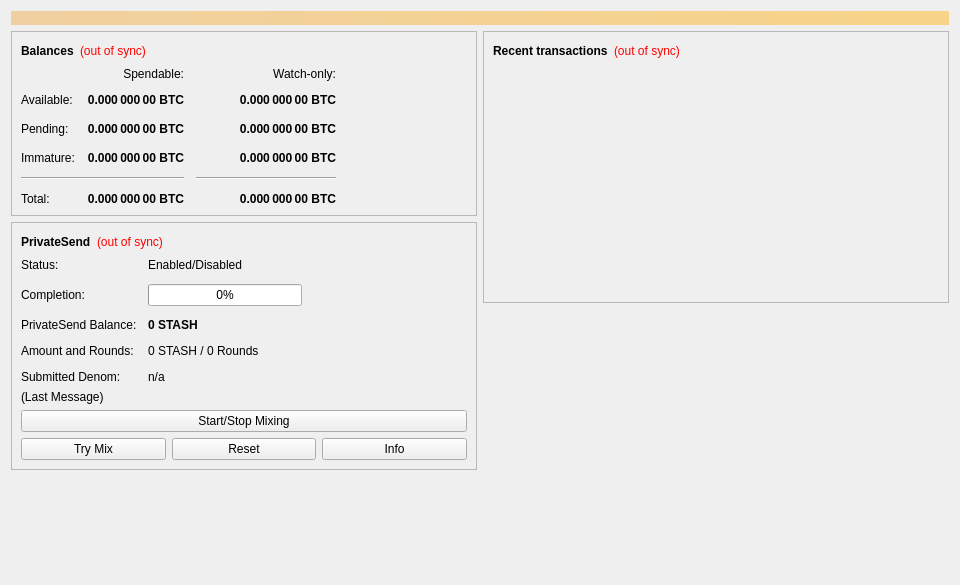
Before: the Qt Designer form src/qt/forms/overviewpage.ui in stashpayio/stash, drawn with Qt 5.
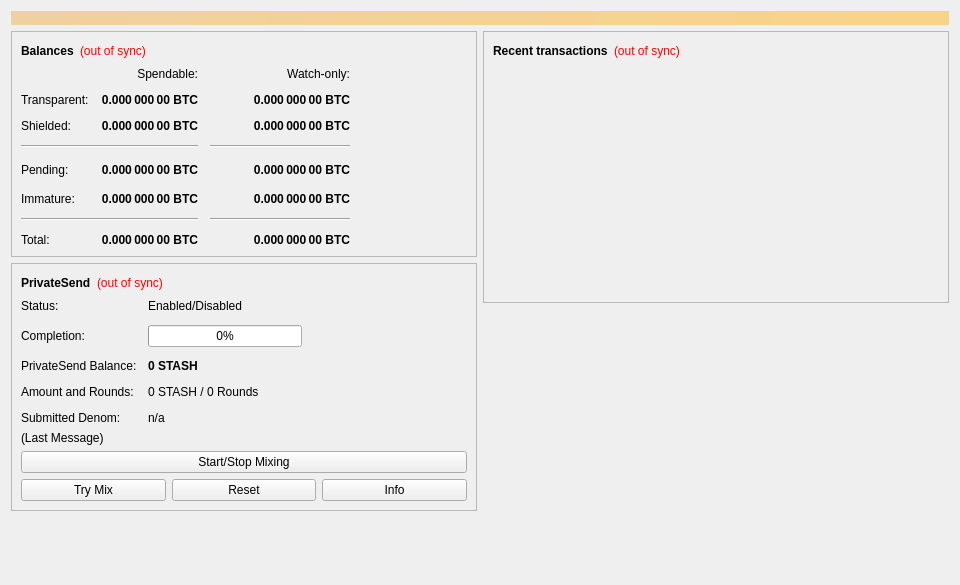
After: the same form once the commit is applied.

Commit message: Tidied up QT wallet overview and added support for shielded coins

Diff of the .ui file:
```diff
--- a/src/qt/forms/overviewpage.ui
+++ b/src/qt/forms/overviewpage.ui
@@ -103,7 +103,7 @@
             <property name="spacing">
              <number>12</number>
             </property>
-            <item row="2" column="2">
+            <item row="4" column="2">
              <widget class="QLabel" name="labelWatchPending">
               <property name="font">
                <font>
@@ -128,7 +128,7 @@
               </property>
              </widget>
             </item>
-            <item row="2" column="1">
+            <item row="4" column="1">
              <widget class="QLabel" name="labelUnconfirmed">
               <property name="font">
                <font>
@@ -153,7 +153,7 @@
               </property>
              </widget>
             </item>
-            <item row="3" column="2">
+            <item row="5" column="2">
              <widget class="QLabel" name="labelWatchImmature">
               <property name="font">
                <font>
@@ -178,14 +178,53 @@
               </property>
              </widget>
             </item>
-            <item row="4" column="0" colspan="2">
+            <item row="2" column="1">
+             <widget class="QLabel" name="labelShielded">
+              <property name="font">
+               <font>
+                <weight>75</weight>
+                <bold>true</bold>
+               </font>
+              </property>
+              <property name="cursor">
+               <cursorShape>IBeamCursor</cursorShape>
+              </property>
+              <property name="toolTip">
+               <string>Mined balance in watch-only addresses that has not yet matured</string>
+              </property>
+              <property name="text">
+               <string notr="true">0.000 000 00 BTC</string>
+              </property>
+              <property name="alignment">
+               <set>Qt::AlignRight|Qt::AlignTrailing|Qt::AlignVCenter</set>
+              </property>
+              <property name="textInteractionFlags">
+               <set>Qt::LinksAccessibleByMouse|Qt::TextSelectableByKeyboard|Qt::TextSelectableByMouse</set>
+              </property>
+             </widget>
+            </item>
+            <item row="3" column="0" colspan="2">
              <widget class="Line" name="lineSpendableBalance">
               <property name="orientation">
                <enum>Qt::Horizontal</enum>
               </property>
              </widget>
             </item>
-            <item row="4" column="2">
+            <item row="6" column="0" colspan="2">
+             <widget class="Line" name="lineTotalBalance">
+              <property name="orientation">
+               <enum>Qt::Horizontal</enum>
+              </property>
+             </widget>
+            </item>
+            <item row="6" column="2">
+             <widget class="Line" name="lineWatchTotalBalance">
+              <property name="orientation">
+               <enum>Qt::Horizontal</enum>
+              </property>
+             </widget>
+            </item>
+            <item row="3" column="2">
              <widget class="Line" name="lineWatchBalance">
               <property name="sizePolicy">
                <sizepolicy hsizetype="Preferred" vsizetype="Fixed">
@@ -195,7 +234,7 @@
               </property>
               <property name="minimumSize">
                <size>
-                <width>140</width>
+                <width>140</width>-->
                 <height>0</height>
                </size>
               </property>
@@ -204,14 +243,14 @@
               </property>
              </widget>
             </item>
-            <item row="5" column="0">
+            <item row="7" column="0">
              <widget class="QLabel" name="labelTotalText">
               <property name="text">
                <string>Total:</string>
               </property>
              </widget>
             </item>
-            <item row="3" column="1">
+            <item row="5" column="1">
              <widget class="QLabel" name="labelImmature">
               <property name="font">
                <font>
@@ -236,7 +275,7 @@
               </property>
              </widget>
             </item>
-            <item row="2" column="3">
+            <item row="4" column="3">
              <spacer name="horizontalSpacer_2">
               <property name="orientation">
                <enum>Qt::Horizontal</enum>
@@ -249,14 +288,46 @@
               </property>
              </spacer>
             </item>
-            <item row="3" column="0">
+            <item row="5" column="0">
              <widget class="QLabel" name="labelImmatureText">
               <property name="text">
                <string>Immature:</string>
               </property>
              </widget>
             </item>
-            <item row="5" column="1">
+            <item row="2" column="0">
+             <widget class="QLabel" name="labelShieldedText">
+              <property name="text">
+               <string>Shielded:</string>
+              </property>
+             </widget>
+            </item>
+            <item row="2" column="2">
+             <widget class="QLabel" name="labelWatchShielded">
+              <property name="font">
+               <font>
+                <weight>75</weight>
+                <bold>true</bold>
+               </font>
+              </property>
+              <property name="cursor">
+               <cursorShape>IBeamCursor</cursorShape>
+              </property>
+              <property name="toolTip">
+               <string>Your current balance in watch-only addresses</string>
+              </property>
+              <property name="text">
+               <string notr="true">0.000 000 00 BTC</string>
+              </property>
+              <property name="alignment">
+               <set>Qt::AlignRight|Qt::AlignTrailing|Qt::AlignVCenter</set>
+              </property>
+              <property name="textInteractionFlags">
+               <set>Qt::LinksAccessibleByMouse|Qt::TextSelectableByKeyboard|Qt::TextSelectableByMouse</set>
+              </property>
+             </widget>
+            </item>
+            <item row="7" column="1">
              <widget class="QLabel" name="labelTotal">
               <property name="font">
                <font>
@@ -281,7 +352,7 @@
               </property>
              </widget>
             </item>
-            <item row="5" column="2">
+            <item row="7" column="2">
              <widget class="QLabel" name="labelWatchTotal">
               <property name="font">
                <font>
@@ -319,7 +390,7 @@
             <item row="1" column="0">
              <widget class="QLabel" name="labelBalanceText">
               <property name="text">
-               <string>Available:</string>
+               <string>Transparent:</string>
               </property>
              </widget>
             </item>
@@ -373,7 +444,7 @@
               </property>
              </widget>
             </item>
-            <item row="2" column="0">
+            <item row="4" column="0">
              <widget class="QLabel" name="labelPendingText">
               <property name="text">
                <string>Pending:</string>
```
Left out of the diff: 2 changed lines with no effect on the pictures. The commit also changes 14 other files.
